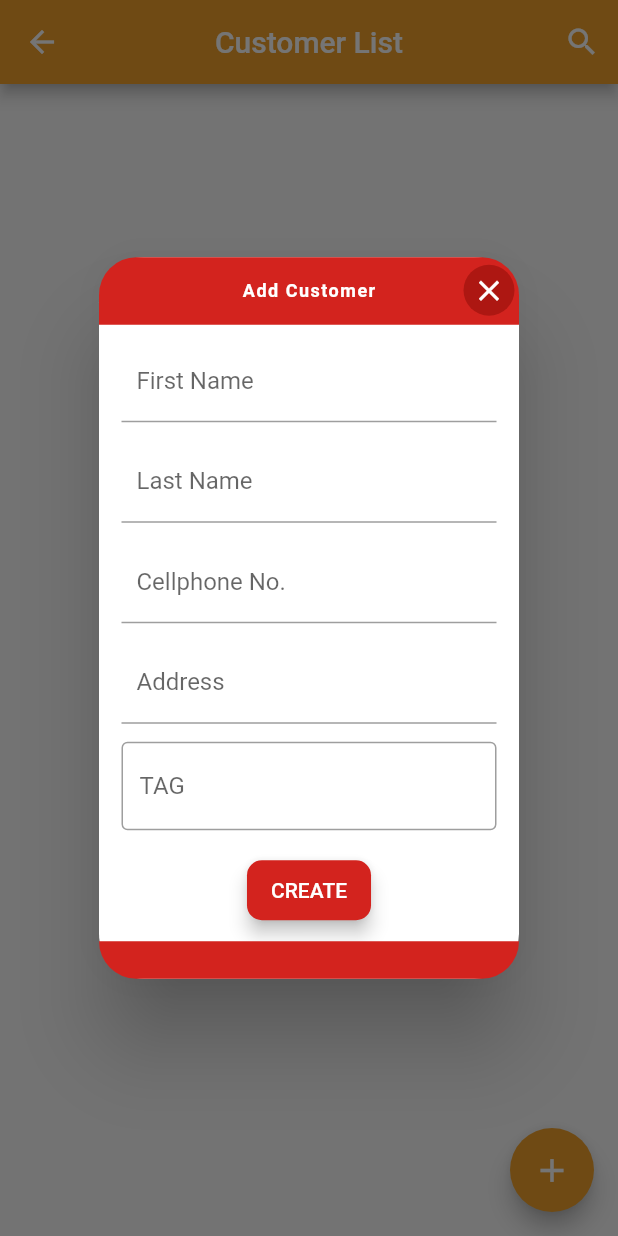
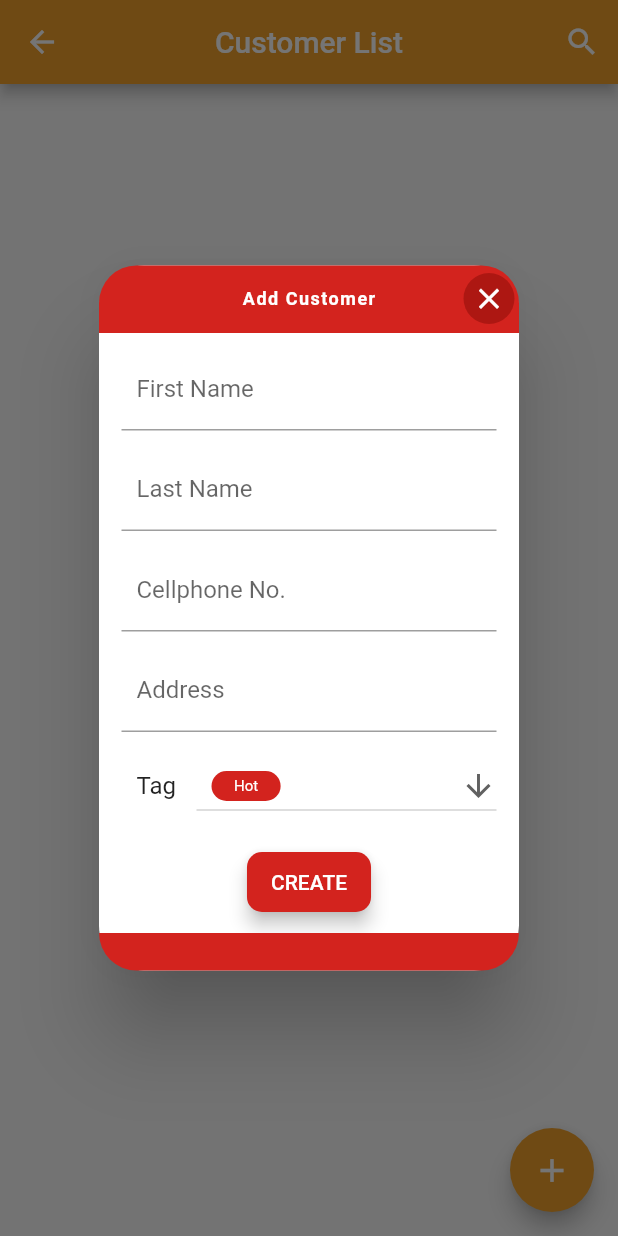
Before and after one commit to melzarjanchico-up/dennis-lechon-crm, a Flutter app: the CustomerScreen screen opened directly, after a tap on the "add" icon, on a phone screen of 412 x 824 dp. Run offline on Flutter 3.47's test engine with Material 2 defaults, Android fonts, the phone set to English and light mode, and no system bars; our stand-ins replace cloud_firestore, firebase_auth, firebase_core, flutter_spinkit, google_fonts; accounts and stored records are empty; network calls fail.

Commit message:
added tag system
+ hardcoded. will connect to firebase later
+ edited some customer info improvements

```diff
--- a/lib/models/tags.dart
+++ b/lib/models/tags.dart
@@ -1,5 +1,32 @@
+import 'package:flutter/material.dart';
+//import 'dart:convert';
+
 class Tag {
   final String name;
+  final Color tagColor;
+  final int index;
+  //final String? addedBy;
 
-  Tag({required this.name});
+  const Tag({
+    required this.name,
+    required this.tagColor,
+    required this.index,
+    //this.addedBy
+  });
+
+  /*
+  factory Tag.fromJson(Map<String, dynamic> json) => Tag(
+        name: json["name"],
+        tagColor: json["tagColor"],
+        index: json["index"],
+        //addedBy: json["addedBy"]
+      );
+
+  Map<String, dynamic> toJson() => {
+        "name": name,
+        "tagColor": tagColor,
+        "index": index,
+        //""
+      };
+  */
 }
--- /dev/null
+++ b/lib/screens/customer_screen/customer_list/addcustomer_popup.dart
@@ -0,0 +1,359 @@
+import 'package:flutter/material.dart';
+import 'package:flutter/services.dart';
+import 'package:dennis_lechon_crm/services/customer_database_services.dart';
+import 'package:dennis_lechon_crm/models/tags.dart';
+//import 'package:dennis_lechon_crm/services/tag_database_services.dart';
+
+
+class AddCustomerPopup extends StatefulWidget {
+  const AddCustomerPopup({ Key? key, required this.formKey }) : super(key: key);
+  final GlobalKey<FormState> formKey;
+
+  @override
+  State<AddCustomerPopup> createState() => _AddCustomerPopupState();
+}
+
+ValueNotifier _isLoadingNotifier = ValueNotifier(false);
+
+class _AddCustomerPopupState extends State<AddCustomerPopup> {
+
+  final TextEditingController _firstNameCtr = TextEditingController();
+  final TextEditingController _lastNameCtr = TextEditingController();
+  final TextEditingController _middleNameCtr = TextEditingController();
+  final TextEditingController _celNumCtr = TextEditingController();
+  final TextEditingController _telNumCtr = TextEditingController();
+  final TextEditingController _cityCtr = TextEditingController();
+  final TextEditingController _barangayCtr = TextEditingController();
+  final TextEditingController _zipcodeCtr = TextEditingController();
+  final TextEditingController _noteCtr = TextEditingController();
+
+  List<Tag> tagList = <Tag>[
+    const Tag(name: 'Hot', tagColor: Color(0xFFD3231E), index: 1),
+    const Tag(name: 'Warm', tagColor: Color(0xFFF1A22C), index: 1),
+    const Tag(name: 'Cold', tagColor: Color(0xFF2A87BB), index: 3)
+  ];
+  late Tag dropdownValue;
+
+  @override
+  void initState() {
+    super.initState();
+    dropdownValue = tagList[0];
+  }
+
+  @override
+  void dispose() {
+    // Clean up the controller when the widget is disposed.
+    _firstNameCtr.dispose();
+    _lastNameCtr.dispose();
+    _middleNameCtr.dispose();
+    _celNumCtr.dispose();
+    _telNumCtr.dispose();
+    _cityCtr.dispose();
+    _barangayCtr.dispose();
+    _zipcodeCtr.dispose();
+    _noteCtr.dispose();
+    super.dispose();
+  }
+
+  @override
+  Widget build(BuildContext context) {
+
+    return AlertDialog(
+      shape: const RoundedRectangleBorder(
+        borderRadius: BorderRadius.all(Radius.circular(30.0)),
+      ),
+      contentPadding: const EdgeInsets.only(top: 0.0),
+
+      content: SingleChildScrollView(
+        child: Column(
+          children: [
+            Stack(
+              children: <Widget>[
+                Container(
+                  width: double.infinity,
+                  height: 45,
+                  alignment: Alignment.topCenter,
+                  decoration: const BoxDecoration(
+                    color: Color(0xFFD3231E),
+                    borderRadius: BorderRadius.only(
+                      topLeft: Radius.circular(25),
+                      topRight: Radius.circular(25),
+                    ),
+                  ),
+                  child: const Align(
+                    alignment: Alignment.center,
+                    // ignore: unnecessary_const
+                    child: const Text(
+                      "Add Customer",
+                      style: TextStyle(
+                          color: Colors.white,
+                          letterSpacing: 1.0,
+                          fontSize: 12,
+                          fontWeight: FontWeight.w600),
+                    ),
+                  ),
+                ),
+
+                Positioned(
+                  right: 3.0,
+                  top: 5.0,
+                  child: InkResponse(
+                    onTap: () {
+                      Navigator.of(context).pop();
+                      _firstNameCtr.clear();
+                      _lastNameCtr.clear();
+                      _celNumCtr.clear();
+                      _barangayCtr.clear();
+                      _noteCtr.clear();
+                    },
+                    child: const CircleAvatar(
+                      radius: 17,
+                      backgroundColor: Color.fromARGB(255, 173, 23, 18),
+                      child: Icon(
+                        Icons.close,
+                        color: Colors.white,
+                        size: 23.0,
+                      ),
+                    ),
+                  ),
+                ),
+
+                Form(
+                  key: widget.formKey,
+                  child: Column(
+                    mainAxisSize: MainAxisSize.min,
+                    children: <Widget>[
+
+                      Padding(
+                        padding:
+                            const EdgeInsets.fromLTRB(15, 55, 15, 6),
+                        child: TextFormField(
+                          controller: _firstNameCtr,
+                          decoration: const InputDecoration(
+                            contentPadding: EdgeInsets.all(10),
+                            labelText: 'First Name',
+                          ),
+                          validator: (value) {
+                            if (value == null ||
+                                value.isEmpty ||
+                                value.trim().isEmpty) {
+                              return "This field cannot be blank.";
+                            }
+                            return null;
+                          },
+                        ),
+                      ),
+
+                      //const SizedBox(
+                      //  width: 20.0,
+                      //),
+
+                      Padding(
+                        padding:
+                            const EdgeInsets.fromLTRB(15, 6, 15, 6),
+                        child: TextFormField(
+                          keyboardType: TextInputType.text,
+                          controller: _lastNameCtr,
+                          decoration: const InputDecoration(
+                            contentPadding: EdgeInsets.all(10),
+                            labelText: 'Last Name',
+                          ),
+                          validator: (value) {
+                            if (value == null ||
+                                value.isEmpty ||
+                                value.trim().isEmpty) {
+                              return "This field cannot be blank.";
+                            }
+                            return null;
+                          },
+                        ),
+                      ),
+
+                      //const SizedBox(
+                      //  width: 20.0,
+                      //),
+
+                      Padding(
+                        padding:
+                            const EdgeInsets.fromLTRB(15, 6, 15, 6),
+                        child: TextFormField(
+                          keyboardType: TextInputType.number,
+                          inputFormatters: [
+                            LengthLimitingTextInputFormatter(11),
+                            FilteringTextInputFormatter.digitsOnly,
+                          ],
+                          controller: _celNumCtr,
+                          decoration: const InputDecoration(
+                            contentPadding: EdgeInsets.all(10),
+                            labelText: 'Cellphone No.',
+                          ),
+                          validator: (value) {
+                            if (value == null ||
+                                value.isEmpty ||
+                                value.trim().isEmpty) {
+                              return "This field cannot be blank.";
+                            }
+                            if (value.length != 11 &&
+                                value[0] != '0' &&
+                                value[1] != '9') {
+                              return "Invalid cellphone number.";
+                            }
+                            return null;
+                          },
+                        ),
+                      ),
+
+                      //const SizedBox(
+                      //  width: 20.0,
+                      //),
+
+                      Padding(
+                        padding:
+                            const EdgeInsets.fromLTRB(15, 6, 15, 6),
+                        child: TextField(
+                            inputFormatters: [
+                              FilteringTextInputFormatter.deny(' '),
+                            ],
+                            controller: _barangayCtr,
+                            decoration: const InputDecoration(
+                              contentPadding: EdgeInsets.all(10),
+                              labelText: 'Address',
+                            )),
+                      ),
+
+                      //const SizedBox(
+                      //  width: 20.0,
+                      //),
+
+                      Padding(
+                        padding:
+                            const EdgeInsets.fromLTRB(15, 6, 15, 6),
+                        child: Row(
+                          children: [
+                            const Expanded(
+                              flex: 2,
+                              child: Padding(
+                                padding: EdgeInsets.only(left: 10.0),
+                                child: Text('Tag'),
+                              )
+                            ),
+                            Expanded(
+                              flex: 8,
+                              child: DropdownButton<Tag>(
+                                value: dropdownValue,
+                                isExpanded: true,
+                                icon: const Icon(Icons.arrow_downward),
+                                enableFeedback: true,
+
+                                onChanged: (Tag? newValue) {
+                                  setState(() {
+                                    dropdownValue = newValue!;
+                                  });
+                                },
+
+                                items: tagList.map<DropdownMenuItem<Tag>>((Tag value) {
+                                  return DropdownMenuItem<Tag>(
+                                    value: value,
+                                    child: Padding(
+                                      padding: const EdgeInsets.symmetric(vertical: 0.0, horizontal: 10.0),
+                                      child: Container(
+                                        padding: const EdgeInsets.symmetric(
+                                            vertical: 4, horizontal: 15),
+                                        decoration: BoxDecoration(
+                                            borderRadius: BorderRadius.circular(12),
+                                            color: value.tagColor),
+                                        child: Text(
+                                          value.name,
+                                          style: const TextStyle(
+                                            color: Colors.white,
+                                            fontSize: 10.0,
+                                          ),
+                                        ),
+                                      ),
+                                    ),
+                                  );
+                                }).toList(),
+
+                              ),
+                            ),
+                          ],
+                        )
+                      ),
+
+                      //const SizedBox(
+                      //  width: 20.0,
+                      //),
+
+                      Padding(
+                        padding:
+                            const EdgeInsets.fromLTRB(15, 10, 15, 10),
+                        child: ValueListenableBuilder(
+                            valueListenable: _isLoadingNotifier,
+                            builder: (context, _isLoading, _) {
+                              return ElevatedButton(
+                                child: const Text("CREATE"),
+                                onPressed: (_isLoading == true)
+                                    ? null
+                                    : () async {
+                                        if (widget.formKey.currentState!.validate()) {
+                                          //ScaffoldMessenger.of(context).showSnackBar(const SnackBar(content: Text('Data is in processing.')));
+                                          _isLoadingNotifier.value = true;
+                                          await CustomerService()
+                                              .addCustomer(
+                                                  _firstNameCtr.text,
+                                                  _middleNameCtr.text,
+                                                  _lastNameCtr.text,
+                                                  _zipcodeCtr.text,
+                                                  _barangayCtr.text,
+                                                  _cityCtr.text,
+                                                  _celNumCtr.text,
+                                                  _telNumCtr.text,
+                                                  _noteCtr.text,
+                                                  dropdownValue.name,
+                                                  dropdownValue.index,
+                                                  dropdownValue.tagColor.toString());
+                                          _isLoadingNotifier.value = false;
+                                          Navigator.of(context, rootNavigator: true).pop();
+                                        }
+                                      },
+                                style: ElevatedButton.styleFrom(
+                                  primary: const Color(0xFFD3231E),
+                                  onPrimary: Colors.white,
+                                  elevation: 5,
+                                  shape: RoundedRectangleBorder(
+                                      borderRadius:
+                                          BorderRadius.circular(10.0)),
+                                  minimumSize: const Size(75, 40),
+                                ),
+                              );
+                            }),
+                      ),
+
+                      const SizedBox(
+                        width: 25,
+                      ),
+
+                    ],
+                  ),
+                ),
+              ],
+            ),
+            Container(
+              width: double.infinity,
+              height: 25,
+              alignment: Alignment.topCenter,
+              decoration: const BoxDecoration(
+                color: Color(0xFFD3231E),
+                borderRadius: BorderRadius.only(
+                  bottomLeft: Radius.circular(25),
+                  bottomRight: Radius.circular(25),
+                ),
+              ),
+            ),
+          ],
+        ),
+      ),
+
+    );
+  }
+}
--- a/lib/screens/homebuttons/customer_screen.dart
+++ b/lib/screens/homebuttons/customer_screen.dart
@@ -1,3 +1,4 @@
+import 'package:dennis_lechon_crm/screens/customer_screen/customer_list/addcustomer_popup.dart';
 import 'package:dennis_lechon_crm/widgets/loading.dart';
 import 'package:flutter/material.dart';
 import 'package:dennis_lechon_crm/services/customer_database_services.dart';
@@ -5,7 +6,7 @@ import 'package:provider/provider.dart';
 import 'package:dennis_lechon_crm/models/customer.dart';
 import 'package:dennis_lechon_crm/screens/customer_screen/customer_list/customer_list.dart';
 import 'package:dennis_lechon_crm/widgets/search.dart';
-import 'package:flutter/services.dart';
+//import 'package:flutter/services.dart';
 
 class CustomerScreen extends StatelessWidget {
   const CustomerScreen({Key? key}) : super(key: key);
@@ -43,15 +44,28 @@ class CustomerScreen extends StatelessWidget {
                   ),
 
                   floatingActionButton:
-                      floatingAddCustomerButton(context, _formKey),
+                      FloatingActionButton(
+                        onPressed: () async {
+                          showDialog(
+                            context: context,
+                            builder: (BuildContext context) {
+                              return AddCustomerPopup(formKey: _formKey);
+                            });
+                        },
+                        child: const Icon(
+                          Icons.add,
+                          size: 26.0,
+                        ),
+                        backgroundColor: const Color(0xFFF1A22C),
+                      ),
                   body: StreamProvider<List<Customer>>.value(
-                    value:
-                        CustomerService().customers, // as in wala koy mabuhat
+                    value: CustomerService().customers, // as in wala koy mabuhat
                     initialData: const [],
                     child: Container(
                         margin: const EdgeInsets.only(bottom: 45.0),
                         child: const CustomerListWidget()),
                   ),
+
                   //body: Container(
                   //  value: CustomerService().customers,
                   //  initialData: const [],
@@ -97,11 +111,11 @@ Widget imageProfile() {
   );
 }
 
+/*
 ValueNotifier _isLoadingNotifier = ValueNotifier(false);
 
 @override
-Widget floatingAddCustomerButton(
-    BuildContext context, GlobalKey<FormState> _formKey) {
+Widget floatingAddCustomerButton(BuildContext context, GlobalKey<FormState> _formKey) {
   final TextEditingController _firstNameCtr = TextEditingController();
   final TextEditingController _lastNameCtr = TextEditingController();
   final TextEditingController _middleNameCtr = TextEditingController();
@@ -152,7 +166,6 @@ Widget floatingAddCustomerButton(
                           ),
                         ),
 
-                        // ! EMMALYN ACHA UNSAY GAMIT ANI NA CODE WALA NI SYAY OUTPUT
                         Positioned(
                           right: 3.0,
                           top: 5.0,
@@ -176,8 +189,6 @@ Widget floatingAddCustomerButton(
                             ),
                           ),
                         ),
-                        // ! THE QUESTIONED CODE ENDS HERE
-                        // CLOSE NA BUTTON NI SHA MAAM
 
                         Form(
                           key: _formKey,
@@ -380,3 +391,4 @@ Widget floatingAddCustomerButton(
     backgroundColor: const Color(0xFFF1A22C),
   );
 }
+*/
--- a/lib/services/customer_database_services.dart
+++ b/lib/services/customer_database_services.dart
@@ -28,6 +28,7 @@ class CustomerService {
       'middle_name': middlename,
       'last_name': lastname,
       'address': {'city': city, 'barangay': barangay, 'zipcode': zipcode},
+      'added_date': Timestamp.now(),
       'cel_no': celnum,
       'tel_no': telnum,
       'note': note,
@@ -86,6 +87,7 @@ class CustomerService {
   Stream<List<Customer>> makeStream(List<Customer> list) async* {
     yield list;
   }
+
   /*
   Future<Customer> customerFromSnapshot(String id) async {
 
```
Also changed, not shown: lib/screens/customer_screen/customer_info/customer_info.dart (+15 -100 lines), lib/services/tag_database_services.dart (added, +35 -0 lines).
